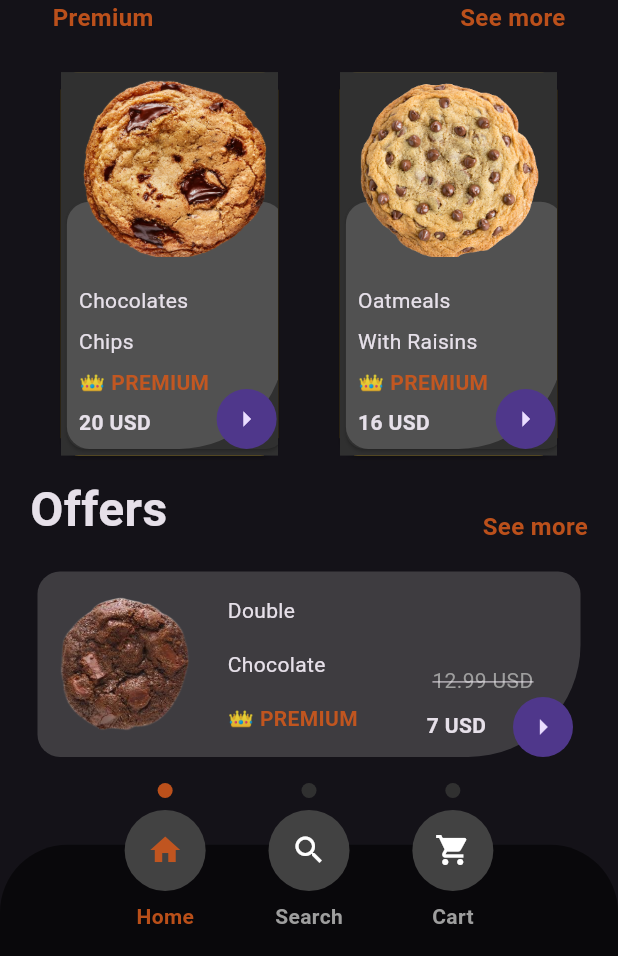
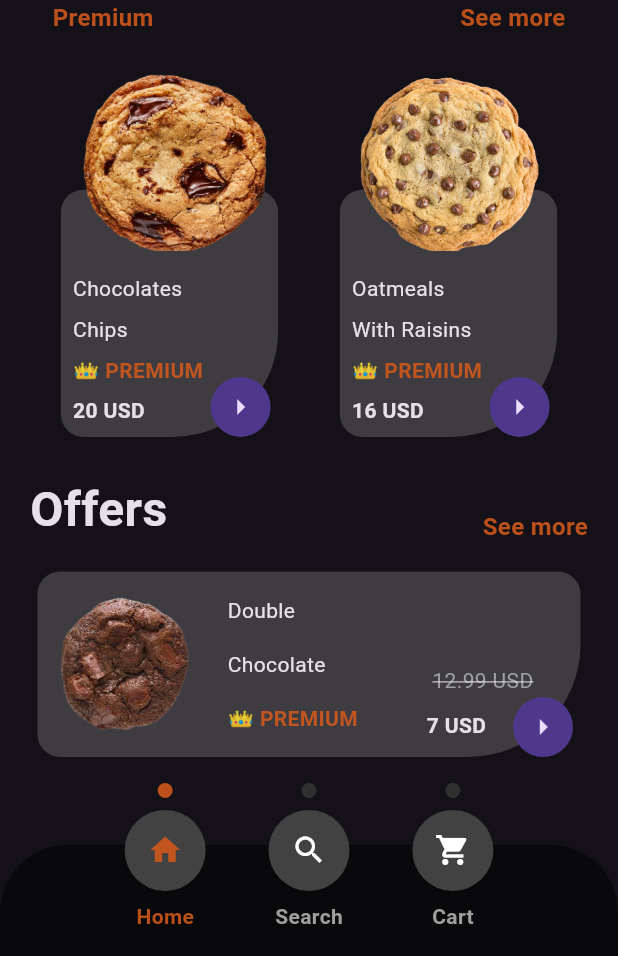
Before and after one commit to Raphael-BADA/CookiesDelivery, a Flutter app: the screen it shows after launch, on a phone screen of 412 x 824 dp, the part 280-1236 px from its top. Run offline on Flutter 3.47's test engine with Material 3 defaults, Android fonts, the phone set to English and light mode, and no system bars.

Commit message:
new commit

```diff
--- a/lib/screens/home.dart
+++ b/lib/screens/home.dart
@@ -36,7 +36,7 @@ class _HomeScreenState extends State<HomeScreen> {
                           Row(
                             mainAxisAlignment: MainAxisAlignment.spaceBetween,
                             children: [
-                              Row(
+                              const Row(
                                 children: [
                                   CircleAvatar(
                                       radius: 25,
--- a/lib/widgets/chocolate_container.dart
+++ b/lib/widgets/chocolate_container.dart
@@ -22,19 +22,19 @@ class ChocolateContainer extends StatefulWidget {
 class _ChocolateContainerState extends State<ChocolateContainer> {
   @override
   Widget build(BuildContext context) {
-    return Card(
-      color: Colors.amber,
+    return Container(
+      // color: Colors.amber,
       child: Stack(
         children: [
           Container(
             height: MediaQuery.of(context).size.height * 0.35,
             width: (MediaQuery.of(context).size.width - 50) * 0.4,
-            color: bg,
+            // color: bg,
           ),
           Positioned(
             top: MediaQuery.of(context).size.height * 0.10,
-            child: Card(
-              color: bg,
+            child: Container(
+              // color: bg,
               child: Stack(
                 children: [
                   Container(
```
Also changed, not shown: pubspec.lock, 1 other file.
